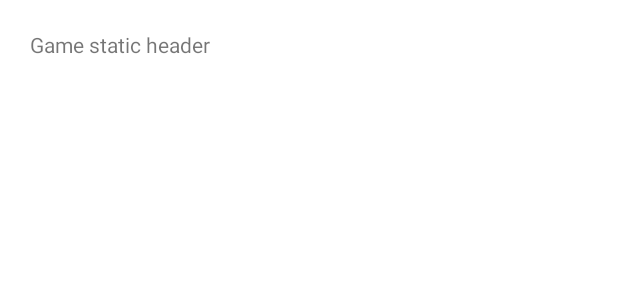
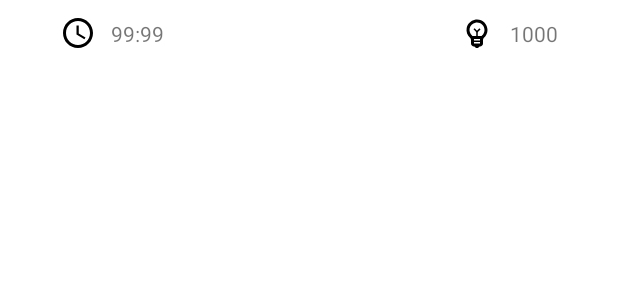
Before and after one commit to starikcetin/ctis487-term-project, an Android app: the layout activity_game.xml on its own in the app's theme, with its tools: preview values and no code run, on a phone screen of 412 x 824 dp. Shown: the top 300 px of the screen. Run offline under Robolectric (Android 15) with nearby library versions, the phone set to English and light mode, and no system bars.

Commit message:
game activity header layout

```diff
--- /dev/null
+++ b/GuessTheNumber/app/src/main/res/drawable/clock.xml
@@ -0,0 +1,6 @@
+<vector android:height="24dp" android:tint="#FFFFFF"
+    android:viewportHeight="24" android:viewportWidth="24"
+    android:width="24dp" xmlns:android="http://schemas.android.com/apk/res/android">
+    <path android:fillColor="@android:color/white" android:pathData="M11.99,2C6.47,2 2,6.48 2,12s4.47,10 9.99,10C17.52,22 22,17.52 22,12S17.52,2 11.99,2zM12,20c-4.42,0 -8,-3.58 -8,-8s3.58,-8 8,-8 8,3.58 8,8 -3.58,8 -8,8z"/>
+    <path android:fillColor="@android:color/white" android:pathData="M12.5,7H11v6l5.25,3.15 0.75,-1.23 -4.5,-2.67z"/>
+</vector>
--- /dev/null
+++ b/GuessTheNumber/app/src/main/res/drawable/guess.xml
@@ -0,0 +1,8 @@
+<vector android:height="24dp" android:tint="#FFFFFF"
+    android:viewportHeight="24" android:viewportWidth="24"
+    android:width="24dp" xmlns:android="http://schemas.android.com/apk/res/android">
+    <path android:fillColor="@android:color/white" android:pathData="M12,3c-0.46,0 -0.93,0.04 -1.4,0.14C7.84,3.67 5.64,5.9 5.12,8.66c-0.48,2.61 0.48,5.01 2.22,6.56C7.77,15.6 8,16.13 8,16.69V19c0,1.1 0.9,2 2,2h0.28c0.35,0.6 0.98,1 1.72,1s1.38,-0.4 1.72,-1H14c1.1,0 2,-0.9 2,-2v-2.31c0,-0.55 0.22,-1.09 0.64,-1.46C18.09,13.95 19,12.08 19,10C19,6.13 15.87,3 12,3zM14,17h-4v-1h4V17zM10,19v-1h4v1H10zM15.31,13.74c-0.09,0.08 -0.16,0.18 -0.24,0.26H8.92c-0.08,-0.09 -0.15,-0.19 -0.24,-0.27c-1.32,-1.18 -1.91,-2.94 -1.59,-4.7c0.36,-1.94 1.96,-3.55 3.89,-3.93C11.32,5.03 11.66,5 12,5c2.76,0 5,2.24 5,5C17,11.43 16.39,12.79 15.31,13.74z"/>
+    <path android:fillColor="@android:color/white" android:pathData="M11.5,11h1v3h-1z"/>
+    <path android:fillColor="@android:color/white" android:pathData="M9.6724,9.5808l0.7071,-0.7071l2.1213,2.1213l-0.7071,0.7071z"/>
+    <path android:fillColor="@android:color/white" android:pathData="M12.2081,11.7123l-0.7071,-0.7071l2.1213,-2.1213l0.7071,0.7071z"/>
+</vector>
--- a/GuessTheNumber/app/src/main/res/layout/activity_game.xml
+++ b/GuessTheNumber/app/src/main/res/layout/activity_game.xml
@@ -15,15 +15,50 @@
         app:layout_constraintStart_toStartOf="parent"
         app:layout_constraintTop_toTopOf="parent">
 
+        <ImageView
+            android:id="@+id/game_clock_imageView_static"
+            android:layout_width="wrap_content"
+            android:layout_height="wrap_content"
+            android:layout_marginStart="40dp"
+            android:layout_marginTop="10dp"
+            android:layout_marginBottom="10dp"
+            android:src="@drawable/clock"
+            app:layout_constraintBottom_toBottomOf="parent"
+            app:layout_constraintStart_toStartOf="parent"
+            app:layout_constraintTop_toTopOf="parent"
+            app:tint="#000000" />
+
         <TextView
-            android:id="@+id/game_header_placeholder_textView_static"
-            android:layout_width="0dp"
+            android:id="@+id/game_clock_textView"
+            android:layout_width="wrap_content"
             android:layout_height="wrap_content"
-            android:padding="20dp"
-            android:text="Game static header"
+            android:layout_marginStart="10dp"
+            android:text="99:99"
+            app:layout_constraintBottom_toBottomOf="parent"
+            app:layout_constraintStart_toEndOf="@+id/game_clock_imageView_static"
+            app:layout_constraintTop_toTopOf="parent" />
+
+        <ImageView
+            android:id="@+id/game_guessCount_imageView_static"
+            android:layout_width="wrap_content"
+            android:layout_height="wrap_content"
+            android:layout_marginTop="10dp"
+            android:layout_marginEnd="10dp"
+            android:layout_marginBottom="10dp"
+            android:src="@drawable/guess"
+            app:layout_constraintBottom_toBottomOf="parent"
+            app:layout_constraintEnd_toStartOf="@+id/game_guessCount_textView"
+            app:layout_constraintTop_toTopOf="parent"
+            app:tint="#000000" />
+
+        <TextView
+            android:id="@+id/game_guessCount_textView"
+            android:layout_width="wrap_content"
+            android:layout_height="wrap_content"
+            android:layout_marginEnd="40dp"
+            android:text="1000"
             app:layout_constraintBottom_toBottomOf="parent"
             app:layout_constraintEnd_toEndOf="parent"
-            app:layout_constraintStart_toStartOf="parent"
             app:layout_constraintTop_toTopOf="parent" />
     </androidx.constraintlayout.widget.ConstraintLayout>
 
```
